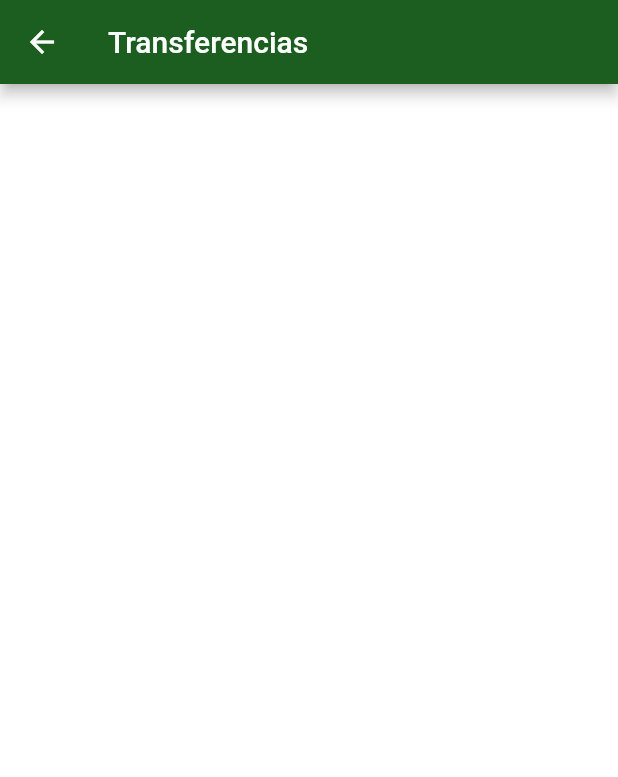
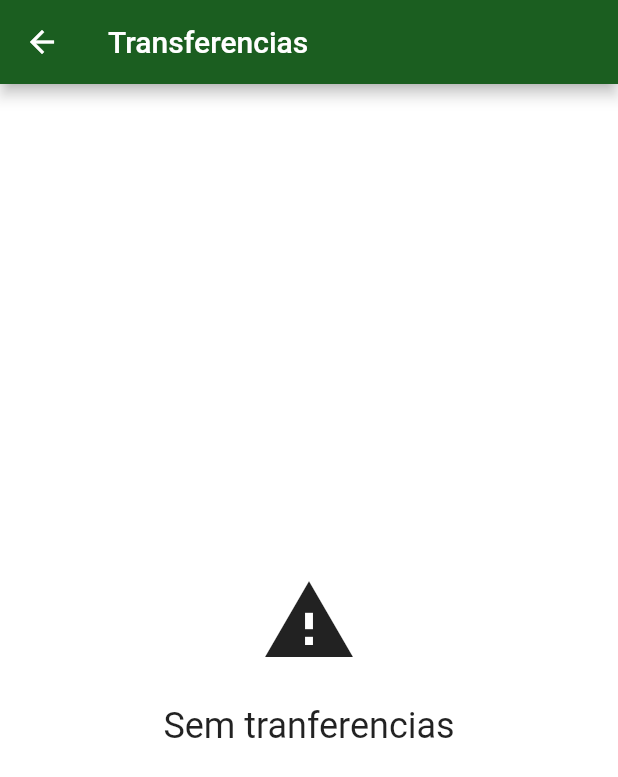
Before and after one commit to carlosmuller/formacao-flutter, a Flutter app: the screen it shows after launch, after a tap on "Transferencias", on a phone screen of 412 x 824 dp. Shown: the top 777 px of the screen. Run offline on Flutter 3.47's test engine with Material 2 defaults, Android fonts, the light colour scheme and no system bars; our stand-ins replace sqflite; missing offline and left inert: http_interceptor; accounts and stored records are empty; statements that could not run were skipped.

Commit message:
chore: adiociona mensagem caso não tenha tranferencia

```diff
--- /dev/null
+++ b/lib/components/mensagem_centralizada.dart
@@ -0,0 +1,50 @@
+import 'package:flutter/material.dart';
+
+class MensagemCentralizada extends StatelessWidget {
+  final String mensagem;
+  final IconData? icone;
+  final double tamanhoDoIcone;
+  final double tamanhoDaFonte;
+
+  const MensagemCentralizada(
+      {Key? key,
+      required this.mensagem,
+      this.icone,
+      this.tamanhoDoIcone = 64,
+      this.tamanhoDaFonte = 24})
+      : super(key: key);
+
+  @override
+  Widget build(BuildContext context) {
+    return Center(
+      child: Column(
+        mainAxisAlignment: MainAxisAlignment.center,
+        crossAxisAlignment: CrossAxisAlignment.center,
+        children: [
+          Visibility(
+            child: Icon(
+              icone,
+              size: tamanhoDoIcone,
+            ),
+            visible: icone != null,
+          ),
+          Padding(
+            padding: EdgeInsets.only(top: 24.0),
+            child: Text(
+              mensagem,
+              style: TextStyle(fontSize: tamanhoDaFonte),
+            ),
+          ),
+        ],
+      ),
+    );
+  }
+}
+
+class MensagemErroInesperado extends StatelessWidget {
+  @override
+  Widget build(BuildContext context) {
+    return const MensagemCentralizada(
+        mensagem: 'Erro inesperado', icone: Icons.error);
+  }
+}
--- a/lib/screens/transferencia/lista.dart
+++ b/lib/screens/transferencia/lista.dart
@@ -1,4 +1,5 @@
 import 'package:bytebank/components/carregando.dart';
+import 'package:bytebank/components/mensagem_centralizada.dart';
 import 'package:bytebank/dao/transferencia_dao.dart';
 import 'package:bytebank/http/cliente_web.dart';
 import 'package:bytebank/models/transferencia.dart';
@@ -34,11 +35,18 @@ class ListaTransferenciaState extends State<ListaTransferencia> {
             case ConnectionState.none:
               break;
             case ConnectionState.waiting:
-              return Carregando();
+              return const Carregando();
             case ConnectionState.active:
               break;
             case ConnectionState.done:
+              if( snapshot.hasData){
                 final List<Transferencia> transferencias = snapshot.data?? List.empty();
+                if(transferencias.isEmpty){
+                  return const MensagemCentralizada(
+                      mensagem: textoSemTransferencia,
+                      icone: Icons.warning,
+                  );
+                }
                 return ListView.builder(
                   itemCount: transferencias.length,
                   itemBuilder: (context, indice) {
@@ -47,7 +55,12 @@ class ListaTransferenciaState extends State<ListaTransferencia> {
                   },
                 );
               }
-          return Text('deu ruim');
+              return const MensagemCentralizada(
+                mensagem: textoSemTransferencia,
+                icone: Icons.warning,
+              );
+          }
+          return MensagemErroInesperado();
         },
       ),
       // floatingActionButton: FloatingActionButton(
--- a/lib/service/tranferencia_service.dart
+++ b/lib/service/tranferencia_service.dart
@@ -7,7 +7,7 @@ import 'package:http/http.dart';
 class TransferenciaService{
   final Cliente _cliente = Cliente();
   Future<List<Transferencia>> listaTransacoes() async{
-    final Response  response= await _cliente.get('http://192.168.15.13:8080/transactions');
+    final Response  response= await _cliente.get('/transactions');
     return (jsonDecode(response.body) as List)
         .map((item) => Transferencia.doJson(item)).toList(growable: false);
   }
--- a/lib/textos.dart
+++ b/lib/textos.dart
@@ -21,3 +21,6 @@ const rotuloCampoValor = 'Valor';
 const dicaCampoValor = '0.00';
 
 const confirmar = 'Confirmar';
+
+//transferencia lista
+const textoSemTransferencia = "Sem tranferencias";
```
Lines whose indentation alone changed are shown as unchanged.
